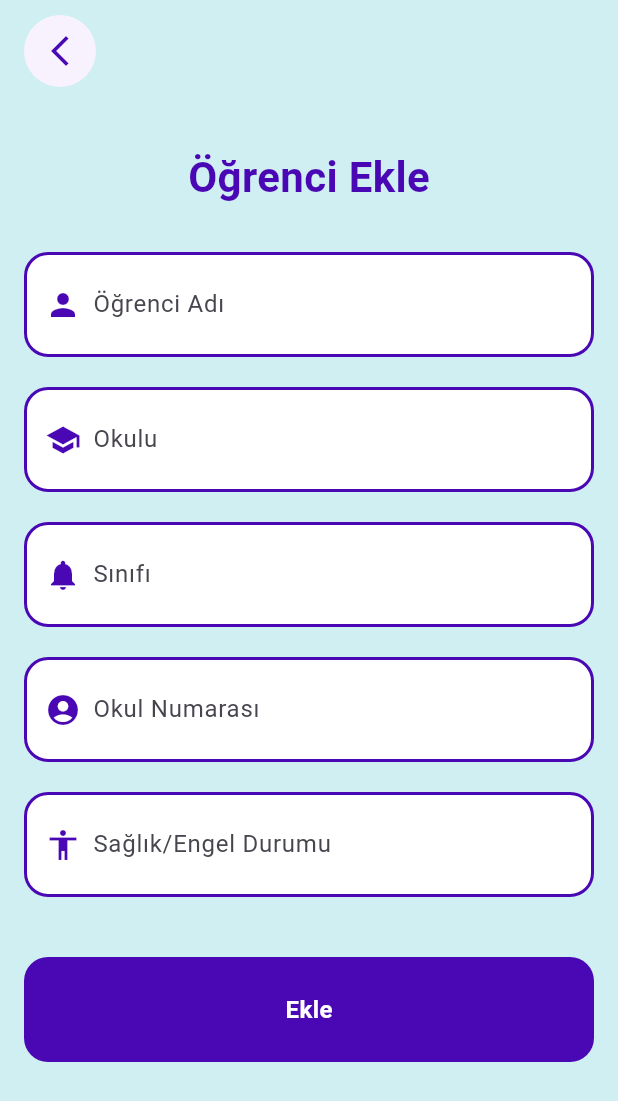
After one commit to cansuyildirimmm/Smart-Edu, a Flutter app: the TAddStudent screen opened directly, on a phone screen of 412 x 824 dp. The commit adds this screen. Shown: the top 1101 px of the screen. Run offline on Flutter 3.47's test engine with Material 3 defaults, Android fonts, the phone set to English and light mode, and no system bars; our stand-ins replace curved_navigation_bar.

Commit message:
Add TAddStudent.dart file and update TMyStudentss.dart

```diff
--- /dev/null
+++ b/lib/screens/TAddStudent.dart
@@ -0,0 +1,126 @@
+import 'package:flutter/material.dart';
+
+class TAddStudent extends StatelessWidget {
+  const TAddStudent({super.key});
+
+  @override
+  Widget build(BuildContext context) {
+    return Scaffold(
+      backgroundColor: const Color(0xFFCFEFF2),
+      body: SafeArea(
+        child: Padding(
+          padding: const EdgeInsets.symmetric(horizontal: 16.0, vertical: 10),
+          child: Column(
+            children: [
+              // Geri Butonu
+              Align(
+                alignment: Alignment.topLeft,
+                child: Container(
+                  decoration: const BoxDecoration(
+                    color: Color(0xFFF8F2FF), // Yuvarlak çerçeve rengi
+                    shape: BoxShape.circle,
+                  ),
+                  child: IconButton(
+                    icon: const Icon(Icons.arrow_back_ios_new),
+                    color: const Color(0xFF4A08B5), // Geri tuşunun rengi
+                    onPressed: () {
+                      Navigator.pop(context);
+                    },
+                  ),
+                ),
+              ),
+
+              const SizedBox(height: 40),
+
+              // Başlık
+              const Center(
+                child: Text(
+                  "Öğrenci Ekle",
+                  style: TextStyle(
+                    fontSize: 28,
+                    fontWeight: FontWeight.bold,
+                    color: Color(0xFF4A08B5),
+                  ),
+                ),
+              ),
+
+              const SizedBox(height: 30),
+
+              // Öğrenci Adı
+              _buildTextField("Öğrenci Adı", Icons.person),
+
+              const SizedBox(height: 20),
+
+              // Okulu
+              _buildTextField("Okulu", Icons.school),
+
+              const SizedBox(height: 20),
+
+              // Sınıfı
+              _buildTextField("Sınıfı", Icons.notifications),
+
+              const SizedBox(height: 20),
+
+              // Okul Numarası
+              _buildTextField("Okul Numarası", Icons.account_circle),
+
+              const SizedBox(height: 20),
+
+              // Sağlık/Engel Durumu
+              _buildTextField("Sağlık/Engel Durumu", Icons.accessibility),
+
+              const SizedBox(height: 40),
+
+              // Ekle Butonu
+              Container(
+                height: 70,
+                width: double.infinity,
+                decoration: BoxDecoration(
+                  color: const Color(0xFF4A08B5),
+                  borderRadius: BorderRadius.circular(16),
+                ),
+                child: const Center(
+                  child: Text(
+                    "Ekle",
+                    style: TextStyle(
+                      color: Colors.white,
+                      fontWeight: FontWeight.bold,
+                      fontSize: 16,
+                    ),
+                  ),
+                ),
+              ),
+            ],
+          ),
+        ),
+      ),
+    );
+  }
+
+  // Yardımcı fonksiyon: TextField'ları oluşturmak için
+  Widget _buildTextField(String label, IconData icon) {
+    return Container(
+      height: 70,
+      padding: const EdgeInsets.symmetric(horizontal: 12, vertical: 8),
+      decoration: BoxDecoration(
+        color: Colors.white,
+        borderRadius: BorderRadius.circular(16),
+        border: Border.all(color: const Color(0xFF4A08B5), width: 2), // Mor çerçeve
+      ),
+      child: Row(
+        children: [
+          Icon(icon, color: const Color(0xFF4A08B5)),
+          const SizedBox(width: 8),
+          Expanded(
+            child: TextField(
+              decoration: InputDecoration(
+                hintText: label,
+                border: InputBorder.none,
+              ),
+            ),
+          ),
+        ],
+      ),
+    );
+  }
+}
--- a/lib/screens/TMyStudentss.dart
+++ b/lib/screens/TMyStudentss.dart
@@ -1,4 +1,5 @@
 import 'package:flutter/material.dart';
+import 'TAddStudent.dart'; // TAddStudent sayfasını import et
 
 class TMyStudentss extends StatelessWidget {
   const TMyStudentss({super.key});
@@ -75,7 +76,15 @@ class TMyStudentss extends StatelessWidget {
               const SizedBox(height: 20),
 
               // Öğrenci Ekle Butonu
-              Container(
+              GestureDetector(
+                onTap: () {
+                  // TAddStudent sayfasına geçiş
+                  Navigator.push(
+                    context,
+                    MaterialPageRoute(builder: (context) => const TAddStudent()),
+                  );
+                },
+                child: Container(
                   height: 50,
                   decoration: BoxDecoration(
                     color: const Color(0xFF272788),
@@ -117,6 +126,7 @@ class TMyStudentss extends StatelessWidget {
                         ),
                       ),
                     ],
+                  ),
                 ),
               ),
 
```
Lines whose indentation alone changed are shown as unchanged.
